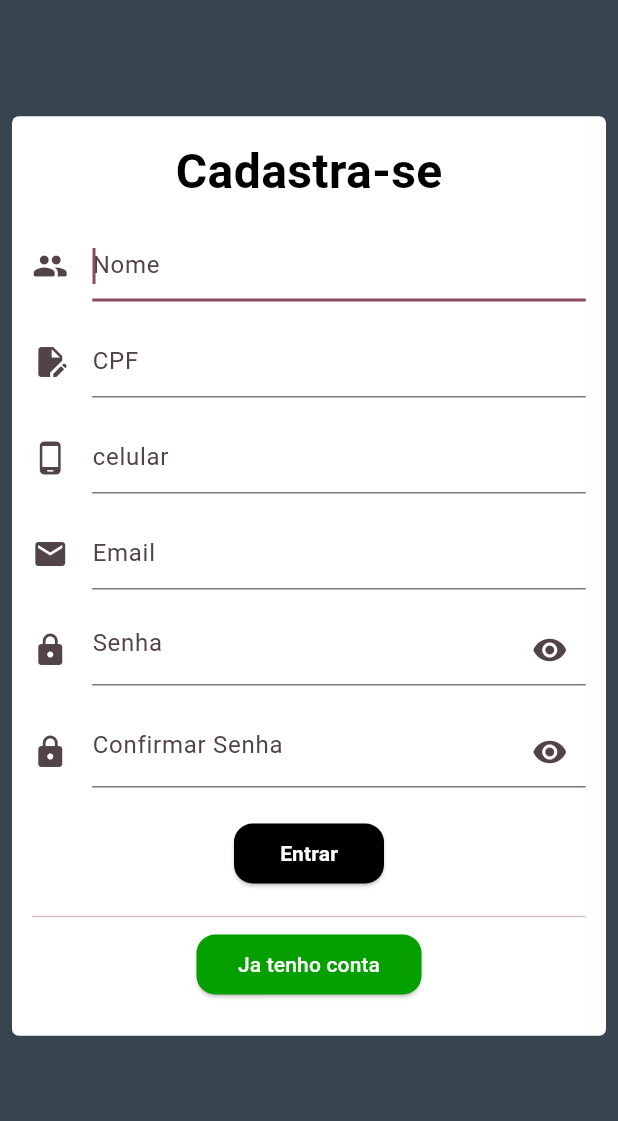
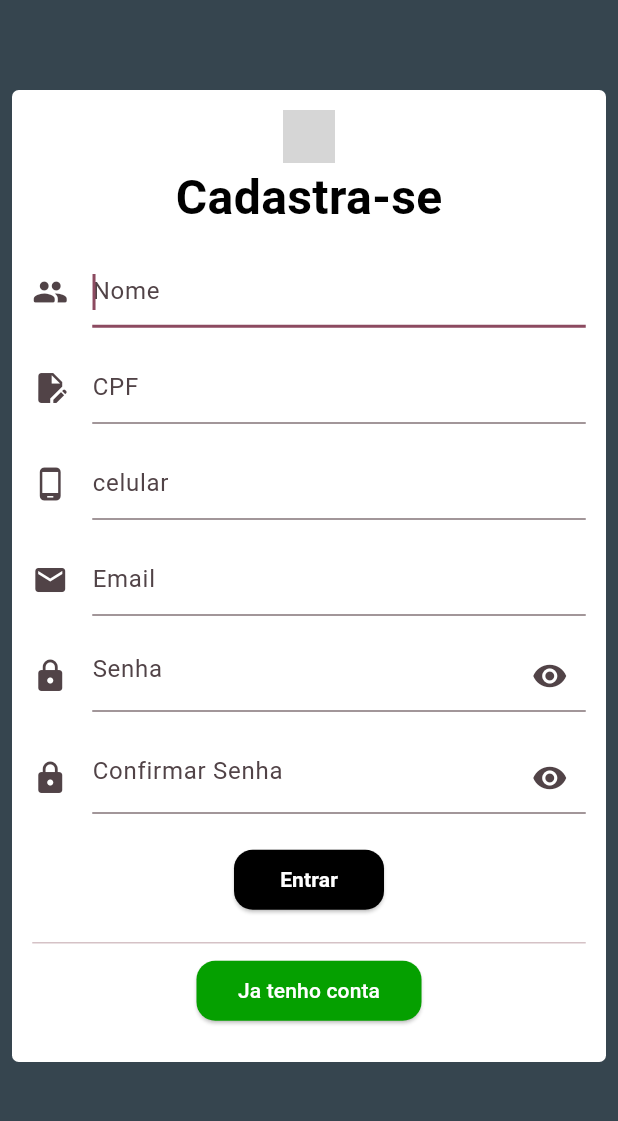
Before and after one commit to juan12331/Cadastro_flutter, a Flutter app: the screen it shows after launch, after a tap on "Cadastre-se", on a phone screen of 412 x 824 dp, the part 84-1205 px from its top. Run offline on Flutter 3.47's test engine with Material 3 defaults, Android fonts, the phone set to English and light mode, and no system bars; grey boxes are pictures that could not be loaded.

Commit message:
adicionando imagem ao "cadastro.dart" e editando imagem do "login.dart"=

```diff
--- a/lib/pages/cadastro.dart
+++ b/lib/pages/cadastro.dart
@@ -48,6 +48,14 @@ class Cadastro extends StatelessWidget {
                       mainAxisSize: MainAxisSize.min,
                       children: [
                         // Title text at the top of the form
+                        Image(
+                        image: AssetImage(
+                            'Perfil.png'), // ou NetworkImage para imagens da web
+                        width: 35, // Largura da imagem
+                        height: 35, // Altura da imagem
+                        fit: BoxFit
+                            .cover, // Como a imagem deve se ajustar ao tamanho
+                      ),
                         Padding(
                           padding: const EdgeInsets.only(bottom: 16.0),
                           child: Text(
@@ -60,6 +68,7 @@ class Cadastro extends StatelessWidget {
                           ),
                         ),
                         // Form fields
+
                         TextFormField(
                           autofocus: true,
                           decoration: InputDecoration(
--- a/lib/pages/login.dart
+++ b/lib/pages/login.dart
@@ -53,8 +53,8 @@ class Login extends StatelessWidget {
                       Image(
                         image: AssetImage(
                             'Perfil.png'), // ou NetworkImage para imagens da web
-                        width: 100, // Largura da imagem
-                        height: 100, // Altura da imagem
+                        width: 35, // Largura da imagem
+                        height: 35, // Altura da imagem
                         fit: BoxFit
                             .cover, // Como a imagem deve se ajustar ao tamanho
                       ),
```
